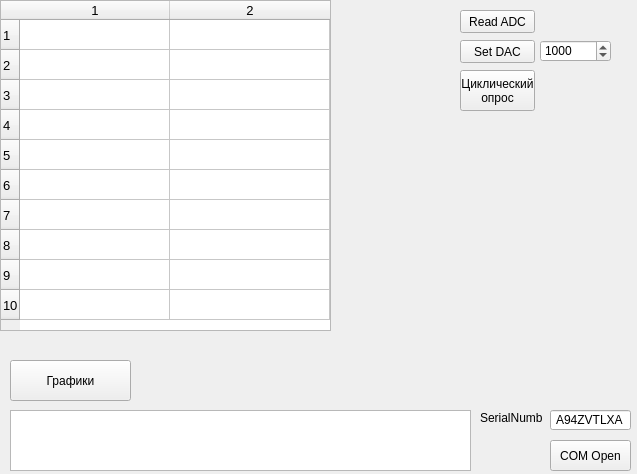
This is oai_dd_pc.ui in a-styuf/oai_dd_pk as Qt 5 draws it before an edit. The edited form follows.
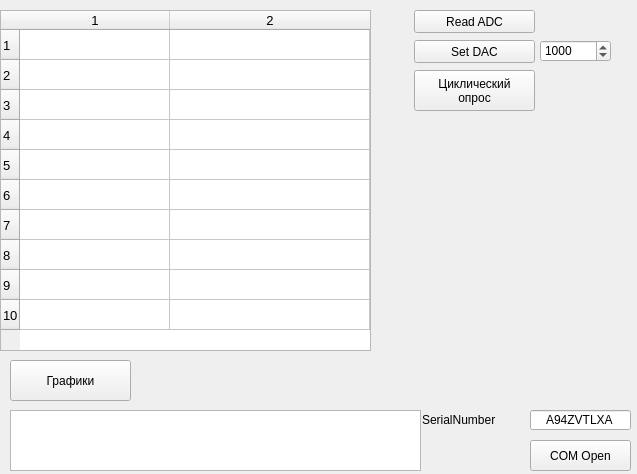
This is the edited form.

Patch:
```diff
--- a/oai_dd_pc.ui
+++ b/oai_dd_pc.ui
@@ -16,9 +16,9 @@
   <widget class="QPushButton" name="GetADCButton">
    <property name="geometry">
     <rect>
-     <x>460</x>
+     <x>414</x>
      <y>10</y>
-     <width>75</width>
+     <width>121</width>
      <height>23</height>
     </rect>
    </property>
@@ -29,9 +29,9 @@
   <widget class="QPushButton" name="SetDACButton">
    <property name="geometry">
     <rect>
-     <x>460</x>
+     <x>414</x>
      <y>40</y>
-     <width>75</width>
+     <width>121</width>
      <height>23</height>
     </rect>
    </property>
@@ -42,9 +42,9 @@
   <widget class="QPushButton" name="COMOpenButton">
    <property name="geometry">
     <rect>
-     <x>550</x>
+     <x>530</x>
      <y>440</y>
-     <width>81</width>
+     <width>101</width>
      <height>31</height>
     </rect>
    </property>
@@ -55,9 +55,9 @@
   <widget class="QLineEdit" name="SerialNumEntry">
    <property name="geometry">
     <rect>
-     <x>550</x>
+     <x>530</x>
      <y>410</y>
-     <width>81</width>
+     <width>101</width>
      <height>20</height>
     </rect>
    </property>
@@ -71,10 +71,10 @@
   <widget class="QLabel" name="SerialNumLabel">
    <property name="geometry">
     <rect>
-     <x>480</x>
+     <x>422</x>
      <y>410</y>
-     <width>63</width>
-     <height>16</height>
+     <width>101</width>
+     <height>20</height>
     </rect>
    </property>
    <property name="text">
@@ -86,7 +86,7 @@
     <rect>
      <x>10</x>
      <y>410</y>
-     <width>461</width>
+     <width>411</width>
      <height>61</height>
     </rect>
    </property>
@@ -95,9 +95,9 @@
    <property name="geometry">
     <rect>
      <x>0</x>
-     <y>0</y>
-     <width>331</width>
-     <height>331</height>
+     <y>10</y>
+     <width>371</width>
+     <height>341</height>
     </rect>
    </property>
    <property name="sizePolicy">
@@ -164,9 +164,9 @@
   <widget class="QPushButton" name="CycleButton">
    <property name="geometry">
     <rect>
-     <x>460</x>
+     <x>414</x>
      <y>70</y>
-     <width>75</width>
+     <width>121</width>
      <height>41</height>
     </rect>
    </property>
```
